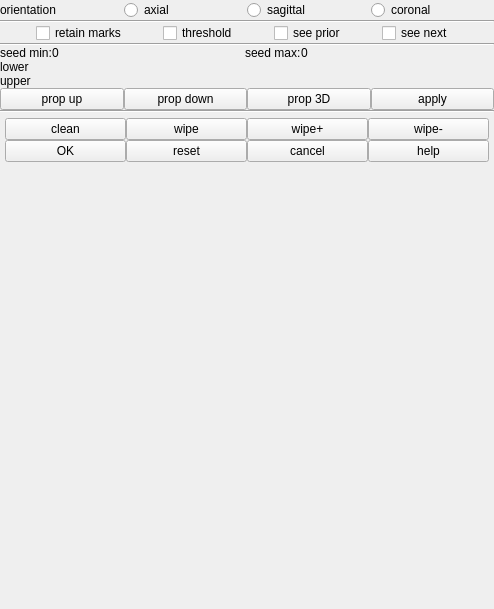
Before: the Qt Designer form Code/Gui/MITK/Plugins/uk.ac.ucl.cmic.midasgeneralsegmentor/src/internal/MIDASGeneralSegmentorViewControls.ui in NifTK/NifTK, drawn with Qt 5.
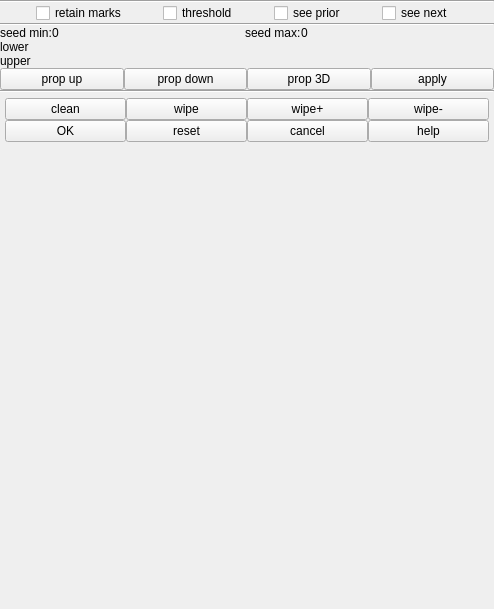
After: the same form once the commit is applied. Custom widgets are drawn as their Qt base class.

Commit message: #1353 - MIDAS Irregular Volume Editor

What changed in the file:
```diff
--- a/Code/Gui/MITK/Plugins/uk.ac.ucl.cmic.midasgeneralsegmentor/src/internal/MIDASGeneralSegmentorViewControls.ui
+++ b/Code/Gui/MITK/Plugins/uk.ac.ucl.cmic.midasgeneralsegmentor/src/internal/MIDASGeneralSegmentorViewControls.ui
@@ -25,48 +25,6 @@
   <layout class="QHBoxLayout" name="horizontalLayout">
    <item>
     <layout class="QVBoxLayout" name="verticalLayout">
-     <item>
-      <layout class="QGridLayout" name="m_GridLayoutOrientation">
-       <item row="0" column="0">
-        <widget class="QLabel" name="m_OrientationLabel">
-         <property name="text">
-          <string>orientation</string>
-         </property>
-        </widget>
-       </item>
-       <item row="0" column="1">
-        <widget class="QRadioButton" name="m_AxialRadioButton">
-         <property name="text">
-          <string>axial</string>
-         </property>
-        </widget>
-       </item>
-       <item row="0" column="2">
-        <widget class="QRadioButton" name="m_SagittalRadioButton">
-         <property name="text">
-          <string>sagittal</string>
-         </property>
-        </widget>
-       </item>
-       <item row="0" column="3">
-        <widget class="QRadioButton" name="m_CoronalRadioButton">
-         <property name="text">
-          <string>coronal</string>
-         </property>
-        </widget>
-       </item>
-      </layout>
-     </item>
-     <item>
-      <layout class="QGridLayout" name="m_GridLayoutSliceMagnification">
-       <item row="0" column="0">
-        <widget class="SliceSelectWidget" name="m_SliceSelectionWidget" native="true"/>
-       </item>
-       <item row="1" column="0">
-        <widget class="MagnificationFactorWidget" name="m_MagnificationFactorWidget" native="true"/>
-       </item>
-      </layout>
-     </item>
      <item>
       <widget class="Line" name="m_Line1">
        <property name="orientation">
@@ -416,18 +374,6 @@
    <header>ctkSliderWidget.h</header>
    <container>1</container>
   </customwidget>
-  <customwidget>
-   <class>MagnificationFactorWidget</class>
-   <extends>QWidget</extends>
-   <header>MagnificationFactorWidget.h</header>
-   <container>1</container>
-  </customwidget>
-  <customwidget>
-   <class>SliceSelectWidget</class>
-   <extends>QWidget</extends>
-   <header>SliceSelectWidget.h</header>
-   <container>1</container>
-  </customwidget>
  </customwidgets>
  <resources/>
  <connections/>
```
The commit also changes 15 other files.
